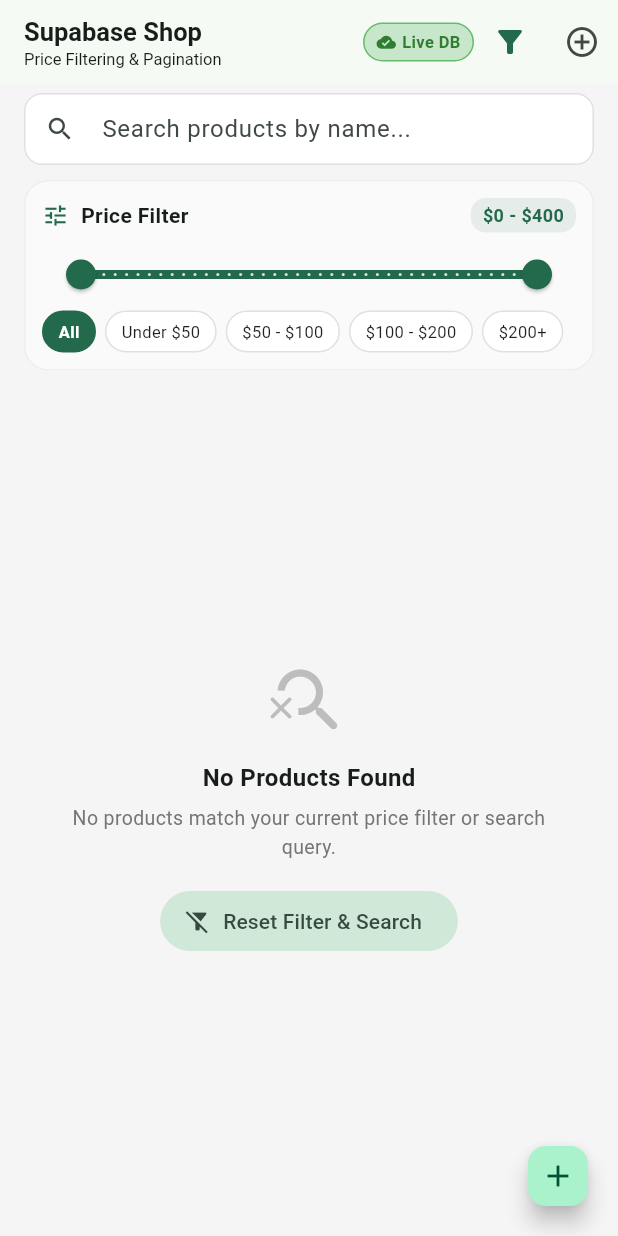
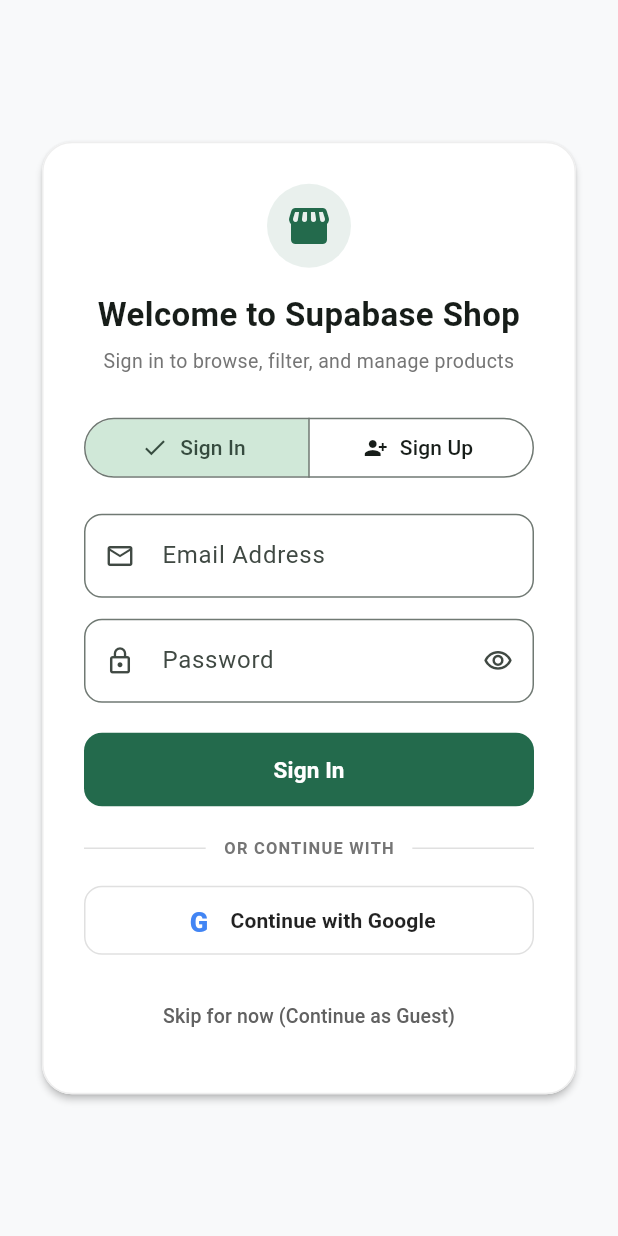
Before and after one commit to JanKennethGerona/Gerona-CS-Elective-2, a Flutter app: the screen it shows after launch, on a phone screen of 412 x 824 dp. Run offline on Flutter 3.47's test engine with Material 3 defaults, Android fonts, the phone set to English and light mode, and no system bars; our stand-ins replace supabase_flutter; accounts and stored records are empty.

Commit message:
Implement Supabase Auth with Google OAuth provider

```diff
--- a/lib/main.dart
+++ b/lib/main.dart
@@ -2,8 +2,9 @@
 import 'package:provider/provider.dart';
 import 'package:supabase_flutter/supabase_flutter.dart';
 import 'config/supabase_config.dart';
+import 'providers/auth_provider.dart';
 import 'providers/product_provider.dart';
-import 'screens/shop_screen.dart';
+import 'screens/auth_gate.dart';
 
 Future<void> main() async {
   WidgetsFlutterBinding.ensureInitialized();
@@ -31,6 +32,7 @@
   Widget build(BuildContext context) {
     return MultiProvider(
       providers: [
+        ChangeNotifierProvider(create: (_) => AuthProvider()),
         ChangeNotifierProvider(create: (_) => ProductProvider()),
       ],
       child: MaterialApp(
@@ -47,7 +49,7 @@
             color: Colors.white,
           ),
         ),
-        home: const ShopScreen(),
+        home: const AuthGate(),
       ),
     );
   }
--- /dev/null
+++ b/lib/screens/auth_gate.dart
@@ -0,0 +1,20 @@
+import 'package:flutter/material.dart';
+import 'package:provider/provider.dart';
+import '../providers/auth_provider.dart';
+import 'auth_screen.dart';
+import 'shop_screen.dart';
+
+class AuthGate extends StatelessWidget {
+  const AuthGate({super.key});
+
+  @override
+  Widget build(BuildContext context) {
+    final authProvider = context.watch<AuthProvider>();
+
+    if (authProvider.isAuthenticated || authProvider.isGuestMode) {
+      return const ShopScreen();
+    }
+
+    return const AuthScreen();
+  }
+}
--- /dev/null
+++ b/lib/screens/auth_screen.dart
@@ -0,0 +1,342 @@
+import 'package:flutter/material.dart';
+import 'package:provider/provider.dart';
+import '../providers/auth_provider.dart';
+
+class AuthScreen extends StatefulWidget {
+  const AuthScreen({super.key});
+
+  @override
+  State<AuthScreen> createState() => _AuthScreenState();
+}
+
+class _AuthScreenState extends State<AuthScreen> {
+  final _formKey = GlobalKey<FormState>();
+  final _emailController = TextEditingController();
+  final _passwordController = TextEditingController();
+  bool _isSignUp = false;
+  bool _obscurePassword = true;
+
+  @override
+  void dispose() {
+    _emailController.dispose();
+    _passwordController.dispose();
+    super.dispose();
+  }
+
+  Future<void> _submitEmailAuth() async {
+    if (!_formKey.currentState!.validate()) return;
+
+    final authProvider = context.read<AuthProvider>();
+    final email = _emailController.text.trim();
+    final password = _passwordController.text.trim();
+
+    bool success;
+    if (_isSignUp) {
+      success = await authProvider.signUpWithEmail(email, password);
+      if (mounted && success && authProvider.currentUser == null) {
+        // Confirmation email sent
+        ScaffoldMessenger.of(context).showSnackBar(
+          const SnackBar(
+            content: Text('Account created! Please check your email to confirm.'),
+            backgroundColor: Colors.green,
+          ),
+        );
+      }
+    } else {
+      success = await authProvider.signInWithEmail(email, password);
+    }
+
+    if (mounted && !success && authProvider.errorMessage != null) {
+      ScaffoldMessenger.of(context).showSnackBar(
+        SnackBar(
+          content: Text(authProvider.errorMessage!),
+          backgroundColor: Colors.red,
+        ),
+      );
+    }
+  }
+
+  Future<void> _signInWithGoogle() async {
+    final authProvider = context.read<AuthProvider>();
+    final scaffoldMessenger = ScaffoldMessenger.of(context);
+
+    try {
+      await authProvider.signInWithGoogle();
+    } catch (e) {
+      if (mounted) {
+        scaffoldMessenger.showSnackBar(
+          SnackBar(
+            content: Text('Failed to sign in with Google: $e'),
+            backgroundColor: Colors.red,
+          ),
+        );
+      }
+    }
+  }
+
+  @override
+  Widget build(BuildContext context) {
+    final authProvider = context.watch<AuthProvider>();
+    final theme = Theme.of(context);
+
+    return Scaffold(
+      backgroundColor: const Color(0xFFF8F9FA),
+      body: SafeArea(
+        child: Center(
+          child: SingleChildScrollView(
+            padding: const EdgeInsets.symmetric(horizontal: 24.0, vertical: 20.0),
+            child: ConstrainedBox(
+              constraints: const BoxConstraints(maxWidth: 420),
+              child: Card(
+                elevation: 2,
+                shape: RoundedRectangleBorder(
+                  borderRadius: BorderRadius.circular(20),
+                  side: BorderSide(color: Colors.grey.shade200),
+                ),
+                child: Padding(
+                  padding: const EdgeInsets.all(28.0),
+                  child: Form(
+                    key: _formKey,
+                    child: Column(
+                      mainAxisSize: MainAxisSize.min,
+                      crossAxisAlignment: CrossAxisAlignment.stretch,
+                      children: [
+                        // App Logo & Header
+                        Center(
+                          child: Container(
+                            width: 56,
+                            height: 56,
+                            decoration: BoxDecoration(
+                              color: theme.colorScheme.primary.withValues(alpha: 0.1),
+                              shape: BoxShape.circle,
+                            ),
+                            child: Icon(
+                              Icons.storefront_rounded,
+                              size: 32,
+                              color: theme.colorScheme.primary,
+                            ),
+                          ),
+                        ),
+                        const SizedBox(height: 16),
+                        Text(
+                          _isSignUp ? 'Create an Account' : 'Welcome to Supabase Shop',
+                          textAlign: TextAlign.center,
+                          style: const TextStyle(
+                            fontSize: 22,
+                            fontWeight: FontWeight.bold,
+                          ),
+                        ),
+                        const SizedBox(height: 6),
+                        Text(
+                          _isSignUp
+                              ? 'Sign up with email or continue with Google'
+                              : 'Sign in to browse, filter, and manage products',
+                          textAlign: TextAlign.center,
+                          style: TextStyle(
+                            fontSize: 13,
+                            color: Colors.grey.shade600,
+                          ),
+                        ),
+                        const SizedBox(height: 24),
+
+                        // Mode Selector (Sign In vs Sign Up)
+                        SegmentedButton<bool>(
+                          segments: const [
+                            ButtonSegment(
+                              value: false,
+                              label: Text('Sign In'),
+                              icon: Icon(Icons.login, size: 16),
+                            ),
+                            ButtonSegment(
+                              value: true,
+                              label: Text('Sign Up'),
+                              icon: Icon(Icons.person_add_alt_1, size: 16),
+                            ),
+                          ],
+                          selected: {_isSignUp},
+                          onSelectionChanged: (Set<bool> newSelection) {
+                            setState(() {
+                              _isSignUp = newSelection.first;
+                            });
+                          },
+                        ),
+                        const SizedBox(height: 20),
+
+                        // Email Field
+                        TextFormField(
+                          controller: _emailController,
+                          keyboardType: TextInputType.emailAddress,
+                          decoration: InputDecoration(
+                            labelText: 'Email Address',
+                            prefixIcon: const Icon(Icons.email_outlined, size: 20),
+                            border: OutlineInputBorder(
+                              borderRadius: BorderRadius.circular(12),
+                            ),
+                          ),
+                          validator: (val) {
+                            if (val == null || val.trim().isEmpty) {
+                              return 'Please enter your email';
+                            }
+                            if (!val.contains('@') || !val.contains('.')) {
+                              return 'Enter a valid email address';
+                            }
+                            return null;
+                          },
+                        ),
+                        const SizedBox(height: 14),
+
+                        // Password Field
+                        TextFormField(
+                          controller: _passwordController,
+                          obscureText: _obscurePassword,
+                          decoration: InputDecoration(
+                            labelText: 'Password',
+                            prefixIcon: const Icon(Icons.lock_outline, size: 20),
+                            suffixIcon: IconButton(
+                              icon: Icon(
+                                _obscurePassword
+                                    ? Icons.visibility_outlined
+                                    : Icons.visibility_off_outlined,
+                                size: 20,
+                              ),
+                              onPressed: () {
+                                setState(() {
+                                  _obscurePassword = !_obscurePassword;
+                                });
+                              },
+                            ),
+                            border: OutlineInputBorder(
+                              borderRadius: BorderRadius.circular(12),
+                            ),
+                          ),
+                          validator: (val) {
+                            if (val == null || val.trim().isEmpty) {
+                              return 'Please enter your password';
+                            }
+                            if (val.length < 6) {
+                              return 'Password must be at least 6 characters';
+                            }
+                            return null;
+                          },
+                        ),
+                        const SizedBox(height: 20),
+
+                        // Primary Auth Button
+                        FilledButton(
+                          style: FilledButton.styleFrom(
+                            padding: const EdgeInsets.symmetric(vertical: 14),
+                            shape: RoundedRectangleBorder(
+                              borderRadius: BorderRadius.circular(12),
+                            ),
+                          ),
+                          onPressed: authProvider.isLoading ? null : _submitEmailAuth,
+                          child: authProvider.isLoading
+                              ? const SizedBox(
+                                  width: 20,
+                                  height: 20,
+                                  child: CircularProgressIndicator(
+                                    strokeWidth: 2,
+                                    color: Colors.white,
+                                  ),
+                                )
+                              : Text(
+                                  _isSignUp ? 'Create Account' : 'Sign In',
+                                  style: const TextStyle(
+                                    fontSize: 15,
+                                    fontWeight: FontWeight.bold,
+                                  ),
+                                ),
+                        ),
+                        const SizedBox(height: 20),
+
+                        // Divider (OR CONTINUE WITH)
+                        Row(
+                          children: [
+                            Expanded(child: Divider(color: Colors.grey.shade300)),
+                            Padding(
+                              padding: const EdgeInsets.symmetric(horizontal: 12.0),
+                              child: Text(
+                                'OR CONTINUE WITH',
+                                style: TextStyle(
+                                  fontSize: 11,
+                                  fontWeight: FontWeight.bold,
+                                  letterSpacing: 0.8,
+                                  color: Colors.grey.shade600,
+                                ),
+                              ),
+                            ),
+                            Expanded(child: Divider(color: Colors.grey.shade300)),
+                          ],
+                        ),
+                        const SizedBox(height: 16),
+
+                        // 3rd-Party OAuth Provider: Google Button
+                        OutlinedButton(
+                          style: OutlinedButton.styleFrom(
+                            padding: const EdgeInsets.symmetric(vertical: 12),
+                            backgroundColor: Colors.white,
+                            foregroundColor: Colors.black87,
+                            side: BorderSide(color: Colors.grey.shade300),
+                            shape: RoundedRectangleBorder(
+                              borderRadius: BorderRadius.circular(12),
+                            ),
+                          ),
+                          onPressed: authProvider.isLoading ? null : _signInWithGoogle,
+                          child: Row(
+                            mainAxisAlignment: MainAxisAlignment.center,
+                            children: [
+                              Container(
+                                width: 22,
+                                height: 22,
+                                decoration: const BoxDecoration(
+                                  shape: BoxShape.circle,
+                                ),
+                                alignment: Alignment.center,
+                                child: const Text(
+                                  'G',
+                                  style: TextStyle(
+                                    color: Color(0xFF4285F4),
+                                    fontWeight: FontWeight.w900,
+                                    fontSize: 18,
+                                    fontFamily: 'sans-serif',
+                                  ),
+                                ),
+                              ),
+                              const SizedBox(width: 10),
+                              const Text(
+                                'Continue with Google',
+                                style: TextStyle(
+                                  fontSize: 14,
+                                  fontWeight: FontWeight.w600,
+                                ),
+                              ),
+                            ],
+                          ),
+                        ),
+                        const SizedBox(height: 16),
+
+                        // Continue as Guest Option
+                        TextButton(
+                          onPressed: () {
+                            authProvider.continueAsGuest();
+                          },
+                          child: Text(
+                            'Skip for now (Continue as Guest)',
+                            style: TextStyle(
+                              fontSize: 13,
+                              color: Colors.grey.shade700,
+                            ),
+                          ),
+                        ),
+                      ],
+                    ),
+                  ),
+                ),
+              ),
+            ),
+          ),
+        ),
+      ),
+    );
+  }
+}
--- /dev/null
+++ b/lib/services/auth_service.dart
@@ -0,0 +1,71 @@
+import 'package:flutter/foundation.dart';
+import 'package:supabase_flutter/supabase_flutter.dart';
+import '../config/supabase_config.dart';
+
+class AuthService {
+  final SupabaseClient? _client;
+
+  AuthService({SupabaseClient? client})
+      : _client = client ?? _getSupabaseClient();
+
+  static SupabaseClient? _getSupabaseClient() {
+    if (!SupabaseConfig.isConfigured) return null;
+    try {
+      return Supabase.instance.client;
+    } catch (_) {
+      return null;
+    }
+  }
+
+  bool get isConnected => _client != null && SupabaseConfig.isConfigured;
+
+  User? get currentUser => _client?.auth.currentUser;
+
+  Stream<AuthState>? get authStateChanges => _client?.auth.onAuthStateChange;
+
+  /// Sign in using Email and Password
+  Future<AuthResponse?> signInWithEmail({
+    required String email,
+    required String password,
+  }) async {
+    if (isConnected && _client != null) {
+      return await _client.auth.signInWithPassword(
+        email: email.trim(),
+        password: password,
+      );
+    }
+    return null;
+  }
+
+  /// Sign up using Email and Password
+  Future<AuthResponse?> signUpWithEmail({
+    required String email,
+    required String password,
+  }) async {
+    if (isConnected && _client != null) {
+      return await _client.auth.signUp(
+        email: email.trim(),
+        password: password,
+      );
+    }
+    return null;
+  }
+
+  /// Sign in using Google OAuth (3rd-Party Provider)
+  Future<bool> signInWithGoogle() async {
+    if (isConnected && _client != null) {
+      return await _client.auth.signInWithOAuth(
+        OAuthProvider.google,
+        redirectTo: kIsWeb ? null : 'io.supabase.flutter://login-callback/',
+      );
+    }
+    return false;
+  }
+
+  /// Sign out the current user
+  Future<void> signOut() async {
+    if (isConnected && _client != null) {
+      await _client.auth.signOut();
+    }
+  }
+}
--- a/lib/services/product_service.dart
+++ b/lib/services/product_service.dart
@@ -16,10 +16,16 @@
   final SupabaseClient? _client;
 
   ProductService({SupabaseClient? client})
-      : _client = client ??
-            (SupabaseConfig.isConfigured
-                ? Supabase.instance.client
-                : null);
+      : _client = client ?? _getSupabaseClient();
+
+  static SupabaseClient? _getSupabaseClient() {
+    if (!SupabaseConfig.isConfigured) return null;
+    try {
+      return Supabase.instance.client;
+    } catch (_) {
+      return null;
+    }
+  }
 
   bool get isConnectedToSupabase =>
       _client != null && SupabaseConfig.isConfigured;
```
Also changed, not shown: lib/providers/auth_provider.dart (added, +168 -0 lines), lib/screens/shop_screen.dart (+70 -0 lines), 3 other files.
